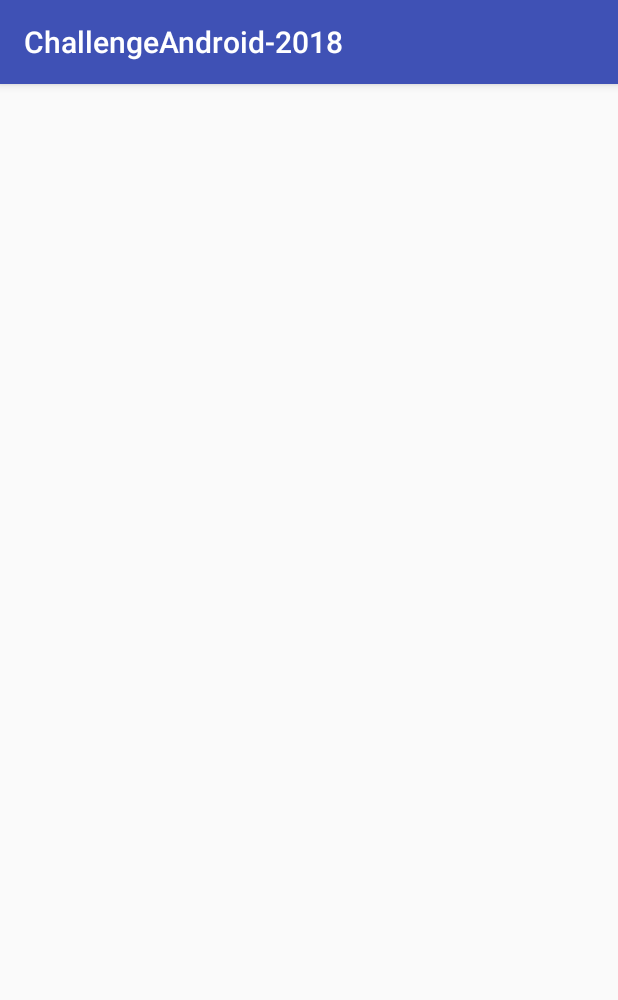
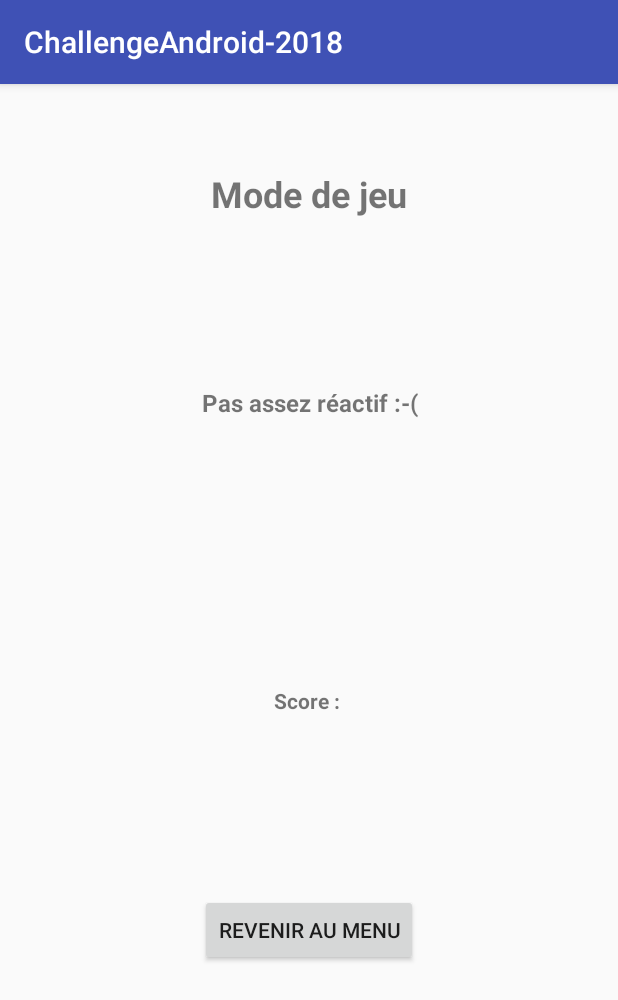
Before and after one commit to FontBenjamin/ChallengeAndroid-2018, an Android app: the GameOverActivity screen opened directly, with no data from a screen before it, on a phone screen of 412 x 824 dp. Shown: the top 1000 px of the screen. Run offline under Robolectric (Android 15) with nearby library versions, the phone set to English and light mode, and no system bars; 1 statement that could not run was skipped.

Commit message:
Add game over view

```diff
--- a/app/src/main/java/challengeandroid2018/iteam/com/challengeandroid_2018/activities/GameOverActivity.java
+++ b/app/src/main/java/challengeandroid2018/iteam/com/challengeandroid_2018/activities/GameOverActivity.java
@@ -1,15 +1,39 @@
 package challengeandroid2018.iteam.com.challengeandroid_2018.activities;
 
+import android.content.Intent;
+import android.os.Bundle;
 import android.support.v7.app.AppCompatActivity;
-import android.os.Bundle;
+import android.view.View;
+import android.widget.Button;
+import android.widget.TextView;
 
 import challengeandroid2018.iteam.com.challengeandroid_2018.R;
+import challengeandroid2018.iteam.com.challengeandroid_2018.util.Constant;
 
 public class GameOverActivity extends AppCompatActivity {
+
+    private TextView scoreTxt;
+    private Button backMenuBtn;
 
     @Override
     protected void onCreate(Bundle savedInstanceState) {
         super.onCreate(savedInstanceState);
         setContentView(R.layout.activity_game_over);
+
+        //Retrieve the timetable link to display
+        Intent i = getIntent();
+        String score = i.getStringExtra(Constant.INTENT_KEY_PLAYER_SCORE);
+
+        this.scoreTxt = findViewById(R.id.scoreTxt);
+        this.scoreTxt.append(score);
+
+        this.backMenuBtn = findViewById(R.id.backMenuBtn);
+        this.backMenuBtn.setOnClickListener(new View.OnClickListener() {
+            @Override
+            public void onClick(View view) {
+                startActivity(new Intent(GameOverActivity.this, MenuActivity.class));
+            }
+        });
     }
+
 }
--- a/app/src/main/java/challengeandroid2018/iteam/com/challengeandroid_2018/activities/ModeActivity.java
+++ b/app/src/main/java/challengeandroid2018/iteam/com/challengeandroid_2018/activities/ModeActivity.java
@@ -7,7 +7,7 @@ import android.view.View;
 import android.widget.Button;
 
 import challengeandroid2018.iteam.com.challengeandroid_2018.R;
-import challengeandroid2018.iteam.com.challengeandroid_2018.Util.Constant;
+import challengeandroid2018.iteam.com.challengeandroid_2018.util.Constant;
 import challengeandroid2018.iteam.com.challengeandroid_2018.model.GameModeEnum;
 
 public class ModeActivity extends AppCompatActivity {
--- a/app/src/main/java/challengeandroid2018/iteam/com/challengeandroid_2018/Util/Constant.java
+++ b/app/src/main/java/challengeandroid2018/iteam/com/challengeandroid_2018/util/Constant.java
@@ -1,4 +1,4 @@
-package challengeandroid2018.iteam.com.challengeandroid_2018.Util;
+package challengeandroid2018.iteam.com.challengeandroid_2018.util;
 
 /**
  * Created by Marianna on 16/03/2018.
@@ -6,6 +6,6 @@ package challengeandroid2018.iteam.com.challengeandroid_2018.Util;
 
 public class Constant {
     public static final String INTENT_KEY_GAME_MODE = "mode";
-
+    public static final String INTENT_KEY_PLAYER_SCORE = "score";
 
 }
--- a/app/src/main/res/layout/activity_game_over.xml
+++ b/app/src/main/res/layout/activity_game_over.xml
@@ -6,4 +6,78 @@
     android:layout_height="match_parent"
     tools:context="challengeandroid2018.iteam.com.challengeandroid_2018.activities.GameOverActivity">
 
+
+    <TextView
+        android:id="@+id/scoreTxt"
+        android:layout_width="155dp"
+        android:layout_height="37dp"
+        android:layout_marginBottom="8dp"
+        android:layout_marginEnd="8dp"
+        android:layout_marginStart="8dp"
+        android:layout_marginTop="8dp"
+        android:gravity="center_horizontal"
+        android:text="Score : "
+        android:textSize="14sp"
+        android:textStyle="bold"
+        app:layout_constraintBottom_toBottomOf="parent"
+        app:layout_constraintEnd_toEndOf="parent"
+        app:layout_constraintHorizontal_bias="0.502"
+        app:layout_constraintStart_toStartOf="parent"
+        app:layout_constraintTop_toTopOf="parent"
+        app:layout_constraintVertical_bias="0.55" />
+
+    <TextView
+        android:id="@+id/textView4"
+        android:layout_width="247dp"
+        android:layout_height="94dp"
+        android:layout_marginBottom="8dp"
+        android:layout_marginEnd="8dp"
+        android:layout_marginStart="8dp"
+        android:layout_marginTop="8dp"
+        android:gravity="center_horizontal"
+        android:text="Pas assez réactif :-("
+        android:textSize="16sp"
+        android:textStyle="bold"
+        app:layout_constraintBottom_toBottomOf="parent"
+        app:layout_constraintEnd_toEndOf="parent"
+        app:layout_constraintHorizontal_bias="0.504"
+        app:layout_constraintStart_toStartOf="parent"
+        app:layout_constraintTop_toTopOf="parent"
+        app:layout_constraintVertical_bias="0.294" />
+
+    <TextView
+        android:id="@+id/textView"
+        android:layout_width="155dp"
+        android:layout_height="37dp"
+        android:layout_marginBottom="8dp"
+        android:layout_marginEnd="8dp"
+        android:layout_marginStart="8dp"
+        android:layout_marginTop="8dp"
+        android:gravity="center_horizontal"
+        android:text="Mode de jeu"
+        android:textSize="24sp"
+        android:textStyle="bold"
+        app:layout_constraintBottom_toBottomOf="parent"
+        app:layout_constraintEnd_toEndOf="parent"
+        app:layout_constraintHorizontal_bias="0.502"
+        app:layout_constraintStart_toStartOf="parent"
+        app:layout_constraintTop_toTopOf="parent"
+        app:layout_constraintVertical_bias="0.068" />
+
+    <Button
+        android:id="@+id/backMenuBtn"
+        android:layout_width="wrap_content"
+        android:layout_height="wrap_content"
+        android:layout_marginBottom="8dp"
+        android:layout_marginEnd="8dp"
+        android:layout_marginStart="8dp"
+        android:layout_marginTop="8dp"
+        android:text="Revenir au menu"
+        app:layout_constraintBottom_toBottomOf="parent"
+        app:layout_constraintEnd_toEndOf="parent"
+        app:layout_constraintStart_toStartOf="parent"
+        app:layout_constraintTop_toTopOf="parent"
+        app:layout_constraintVertical_bias="0.756" />
+
+
 </android.support.constraint.ConstraintLayout>
```
